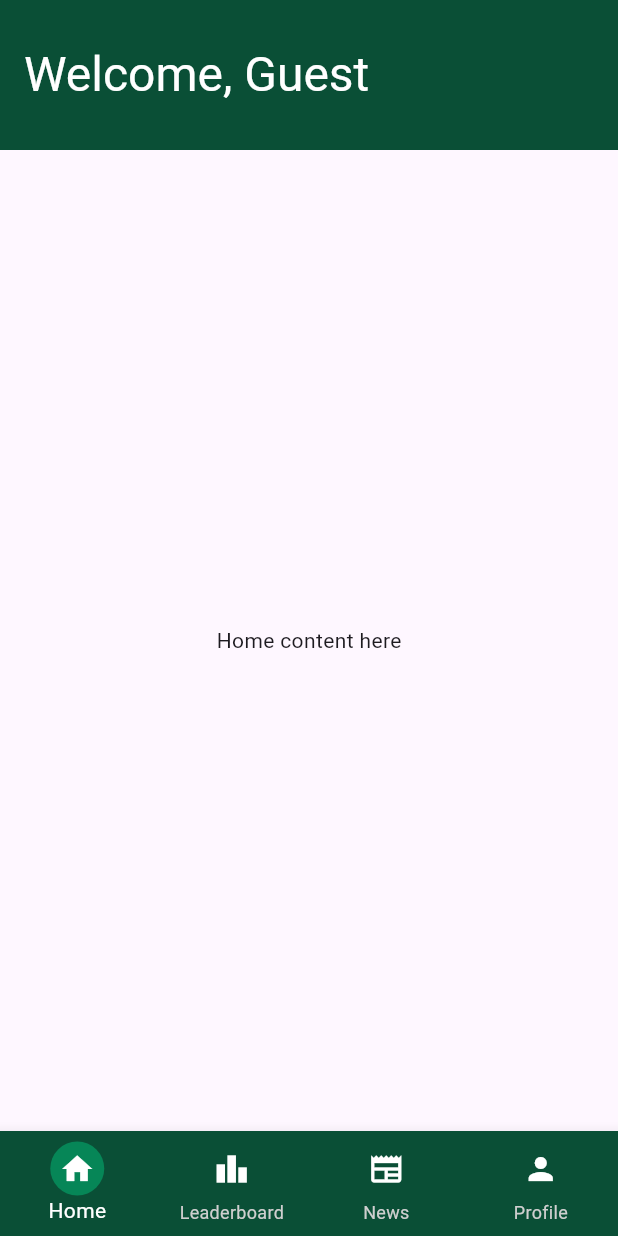
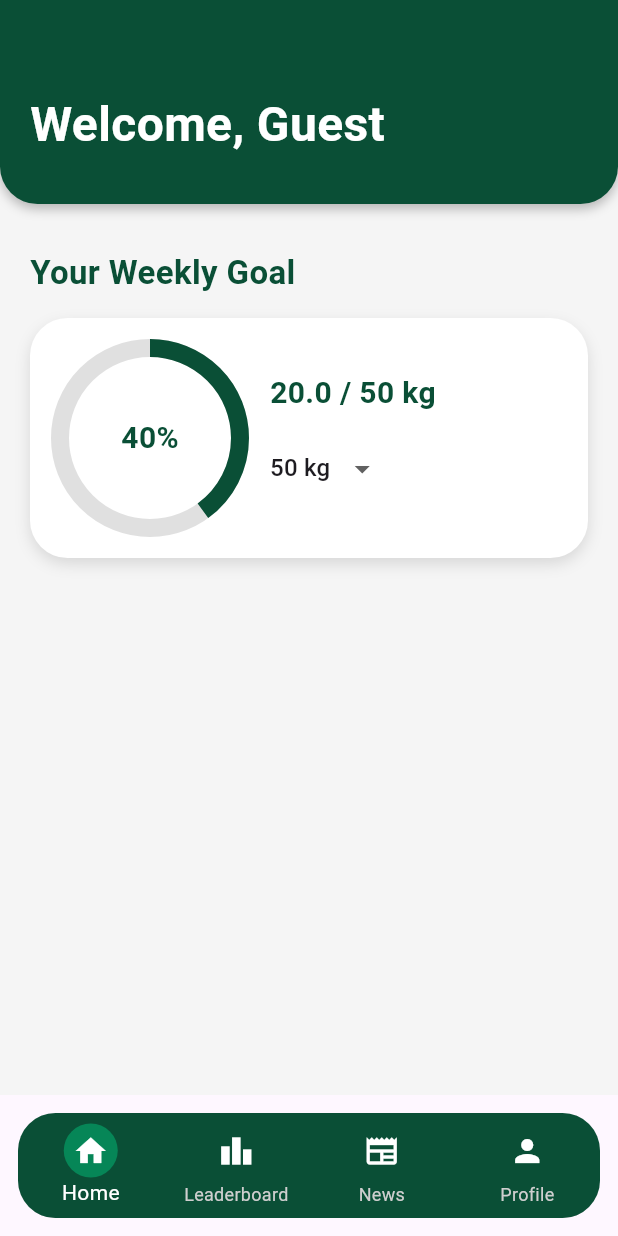
Before and after one commit to CR1SI/CarbonFootPrinters, a Flutter app: the MainHomeScreen screen opened directly, on a phone screen of 412 x 824 dp. Run offline on Flutter 3.47's test engine with Material 3 defaults, Android fonts, the light colour scheme and no system bars; our stand-ins replace cloud_firestore, firebase_auth, firebase_core, location; accounts and stored records are empty; Roboto replaces fonts that are missing (Varela).

Commit message:
in home add top and bottom bar and goal

```diff
--- a/front-end/carbon_foot_printer/lib/home_screen.dart
+++ b/front-end/carbon_foot_printer/lib/home_screen.dart
@@ -2,8 +2,17 @@ import 'package:flutter/material.dart';
 import 'package:cloud_firestore/cloud_firestore.dart';
 import 'package:firebase_auth/firebase_auth.dart';
 
-class HomeScreen extends StatelessWidget {
+class HomeScreen extends StatefulWidget {
   const HomeScreen({super.key});
+
+  @override
+  State<HomeScreen> createState() => _HomeScreenState();
+}
+
+class _HomeScreenState extends State<HomeScreen> {
+  double _progress = 0.4; // Example progress (40%)
+  int _selectedGoal = 50; // Default goal in kg
+  final List<int> _goalOptions = [10, 25, 50, 100, 200];
 
   @override
   Widget build(BuildContext context) {
@@ -17,10 +26,30 @@ class HomeScreen extends StatelessWidget {
     final docRef = FirebaseFirestore.instance.collection('users').doc(user.uid);
 
     return Scaffold(
-      appBar: AppBar(
-        toolbarHeight: 100,
-        backgroundColor: const Color.fromARGB(255, 10, 79, 54),
-        title: StreamBuilder<DocumentSnapshot>(
+      backgroundColor: Colors.grey.shade100,
+      body: Column(
+        crossAxisAlignment: CrossAxisAlignment.stretch,
+        children: [
+          // Custom rounded AppBar
+          Container(
+            padding: const EdgeInsets.only(top: 60, bottom: 30, left: 20, right: 20),
+            decoration: const BoxDecoration(
+              color: Color.fromARGB(255, 10, 79, 54),
+              borderRadius: BorderRadius.only(
+                bottomLeft: Radius.circular(25),
+                bottomRight: Radius.circular(25),
+              ),
+              boxShadow: [
+                BoxShadow(
+                  color: Colors.black26,
+                  offset: Offset(0, 3),
+                  blurRadius: 6,
+                ),
+              ],
+            ),
+            child: Align(
+              alignment: Alignment.centerLeft,
+              child: StreamBuilder<DocumentSnapshot>(
                 stream: docRef.snapshots(),
                 builder: (context, snapshot) {
                   if (!snapshot.hasData) {
@@ -35,8 +64,6 @@ class HomeScreen extends StatelessWidget {
                   }
 
                   final data = snapshot.data!.data() as Map<String, dynamic>?;
-
-            // Fallback to 'Guest' if name is null or empty
                   final username = (data?['name'] as String?)?.trim().isNotEmpty == true
                       ? data!['name']
                       : "Guest";
@@ -47,12 +74,135 @@ class HomeScreen extends StatelessWidget {
                       color: Colors.white,
                       fontFamily: 'Varela',
                       fontSize: 32,
+                      fontWeight: FontWeight.bold,
                     ),
                   );
                 },
               ),
             ),
-      body: const Center(child: Text("Home content here")),
+          ),
+
+          const SizedBox(height: 30),
+
+          // Section Title
+          const Padding(
+            padding: EdgeInsets.symmetric(horizontal: 20),
+            child: Text(
+              "Your Weekly Goal",
+              style: TextStyle(
+                fontSize: 22,
+                fontWeight: FontWeight.bold,
+                color: Color.fromARGB(255, 10, 79, 54),
+              ),
+            ),
+          ),
+
+          const SizedBox(height: 15),
+
+          // Animated Goal Card
+          Padding(
+            padding: const EdgeInsets.symmetric(horizontal: 20),
+            child: Container(
+              padding: const EdgeInsets.all(20),
+              decoration: BoxDecoration(
+                color: Colors.white,
+                borderRadius: BorderRadius.circular(25),
+                boxShadow: const [
+                  BoxShadow(
+                    color: Colors.black12,
+                    blurRadius: 8,
+                    offset: Offset(0, 4),
+                  ),
+                ],
+              ),
+              child: Row(
+                mainAxisAlignment: MainAxisAlignment.spaceBetween,
+                children: [
+                  // Animated circular progress
+                  TweenAnimationBuilder<double>(
+                    tween: Tween<double>(begin: 0, end: _progress),
+                    duration: const Duration(milliseconds: 800),
+                    builder: (context, value, _) {
+                      return SizedBox(
+                        width: 120,
+                        height: 120,
+                        child: Stack(
+                          fit: StackFit.expand,
+                          children: [
+                            CircularProgressIndicator(
+                              value: value,
+                              strokeWidth: 12,
+                              backgroundColor: Colors.grey.shade300,
+                              valueColor: const AlwaysStoppedAnimation<Color>(
+                                Color.fromARGB(255, 10, 79, 54),
+                              ),
+                            ),
+                            Center(
+                              child: Text(
+                                "${(value * 100).toStringAsFixed(0)}%",
+                                style: const TextStyle(
+                                  fontSize: 20,
+                                  fontWeight: FontWeight.bold,
+                                  color: Color.fromARGB(255, 10, 79, 54),
+                                ),
+                              ),
+                            ),
+                          ],
+                        ),
+                      );
+                    },
+                  ),
+
+                  const SizedBox(width: 20),
+
+                  // Goal info + selector
+                  Expanded(
+                    child: Column(
+                      crossAxisAlignment: CrossAxisAlignment.start,
+                      children: [
+                        Text(
+                          "${(_progress * _selectedGoal).toStringAsFixed(1)} / $_selectedGoal kg",
+                          style: const TextStyle(
+                            fontSize: 20,
+                            fontWeight: FontWeight.bold,
+                            color: Color.fromARGB(255, 10, 79, 54),
+                          ),
+                        ),
+                        const SizedBox(height: 12),
+                        DropdownButton<int>(
+                          value: _selectedGoal,
+                          underline: const SizedBox(),
+                          items: _goalOptions
+                              .map((g) => DropdownMenuItem(
+                                    value: g,
+                                    child: Text("$g kg"),
+                                  ))
+                              .toList(),
+                          onChanged: (value) {
+                            if (value != null) {
+                              setState(() {
+                                _selectedGoal = value;
+                                _progress = 0.0; // reset progress when goal changes
+                              });
+
+                              // Animate progress filling back up (example)
+                              Future.delayed(const Duration(milliseconds: 300), () {
+                                setState(() {
+                                  _progress = 0.4; // replace with real calculation
+                                });
+                              });
+                            }
+                          },
+                        ),
+                      ],
+                    ),
+                  ),
+                ],
+              ),
+            ),
+          ),
+        ],
+      ),
     );
   }
 }
--- a/front-end/carbon_foot_printer/lib/login.dart
+++ b/front-end/carbon_foot_printer/lib/login.dart
@@ -178,7 +178,7 @@ class _LoginScreenState extends State<LoginScreen> {
       if (user != null && context.mounted) {
         Navigator.pushReplacement(
           context,
-          MaterialPageRoute(builder: (context) => const MainHomeScreen()),
+          MaterialPageRoute(builder: (context) => MainHomeScreen()),
         );
       } else if (context.mounted) {
         ScaffoldMessenger.of(context).showSnackBar(
--- a/front-end/carbon_foot_printer/lib/main.dart
+++ b/front-end/carbon_foot_printer/lib/main.dart
@@ -47,12 +47,7 @@ class AuthWrapper extends StatelessWidget {
 
         // User is logged in
         if (snapshot.hasData) {
-          final fb_auth.User user = snapshot.data!;
-
-          // Start background location tracking
-          startTracking(user.uid);
-
-          return const MainHomeScreen();
+          return MainHomeScreen();
         }
 
         // User is not logged in
@@ -63,8 +58,6 @@ class AuthWrapper extends StatelessWidget {
 }
 
 class MainHomeScreen extends StatefulWidget {
-  const MainHomeScreen({super.key});
-
   @override
   _MainHomeScreenState createState() => _MainHomeScreenState();
 }
@@ -72,20 +65,15 @@ class MainHomeScreen extends StatefulWidget {
 class _MainHomeScreenState extends State<MainHomeScreen> {
   int _selectedIndex = 0;
 
-  late final List<Widget> widgetOptions;
-
-  @override
-  void initState() {
-    super.initState();
-
-    // Initialize bottom nav screens
-    widgetOptions = [
+ final List<Widget> widgetOptions = [
     const HomeScreen(),
     const lb.LeaderboardScreen(),
-      const NewsScreen(),
-      const PublicProfileScreen(),
+    NewsScreen(),
+    PublicProfileScreen(
+      username: "GuestUser",
+      pfpIndex: 0,
+    ),
   ];
-  }
 
   void _onItemTapped(int index) {
     setState(() {
@@ -115,13 +103,19 @@ class _MainHomeScreenState extends State<MainHomeScreen> {
   Widget build(BuildContext context) {
     return Scaffold(
       body: widgetOptions.elementAt(_selectedIndex),
-      bottomNavigationBar: BottomNavigationBar(
+      bottomNavigationBar: Padding(
+        padding: const EdgeInsets.all(12), // spacing from screen edges
+        child: ClipRRect(
+          borderRadius: BorderRadius.circular(25), // rounded nav bar
+          child: BottomNavigationBar(
             backgroundColor: const Color.fromARGB(255, 10, 79, 54),
             showSelectedLabels: true,
             showUnselectedLabels: true,
             type: BottomNavigationBarType.fixed,
             selectedItemColor: Colors.white,
             unselectedItemColor: const Color.fromARGB(255, 207, 207, 207),
+            currentIndex: _selectedIndex,
+            onTap: _onItemTapped,
             items: [
               BottomNavigationBarItem(
                 icon: _buildIcon(Icons.home, 0),
@@ -140,8 +134,8 @@ class _MainHomeScreenState extends State<MainHomeScreen> {
                 label: 'Profile',
               ),
             ],
-        currentIndex: _selectedIndex,
-        onTap: _onItemTapped,
+          ),
+        ),
       ),
     );
   }
--- a/front-end/carbon_foot_printer/lib/publicprofile_screen.dart
+++ b/front-end/carbon_foot_printer/lib/publicprofile_screen.dart
@@ -4,40 +4,36 @@ import 'package:cloud_firestore/cloud_firestore.dart';
 import 'settings_screen.dart';
 
 class PublicProfileScreen extends StatelessWidget {
-  const PublicProfileScreen({super.key});
+  final String username;
+  final int pfpIndex;
+
+  const PublicProfileScreen({
+    super.key,
+    required this.username,
+    required this.pfpIndex,
+  });
 
   @override
   Widget build(BuildContext context) {
     final fb_auth.User? currentUser = fb_auth.FirebaseAuth.instance.currentUser;
 
-    if (currentUser == null) {
-      return const Scaffold(
-        body: Center(child: Text('No user logged in')),
-      );
-    }
+    // Optionally: if you want to override with Firestore data
+    return StreamBuilder<DocumentSnapshot>(
+      stream: currentUser != null
+          ? FirebaseFirestore.instance
+              .collection('users')
+              .doc(currentUser.uid)
+              .snapshots()
+          : null,
+      builder: (context, snapshot) {
+        String displayName = username;
+        int displayPfp = pfpIndex;
 
-    // StreamBuilder fetches Firestore data in real-time
-    return StreamBuilder<DocumentSnapshot>(
-      stream: FirebaseFirestore.instance
-          .collection('users')
-          .doc(currentUser.uid)
-          .snapshots(),
-      builder: (context, snapshot) {
-        if (snapshot.connectionState == ConnectionState.waiting) {
-          return const Scaffold(
-            body: Center(child: CircularProgressIndicator()),
-          );
+        if (snapshot.hasData && snapshot.data!.exists) {
+          final userData = snapshot.data!.data() as Map<String, dynamic>;
+          displayName = userData['name'] ?? username;
+          displayPfp = userData['pfp'] ?? pfpIndex;
         }
-
-        if (!snapshot.hasData || !snapshot.data!.exists) {
-          return const Scaffold(
-            body: Center(child: Text('User data not found')),
-          );
-        }
-
-        final userData = snapshot.data!.data() as Map<String, dynamic>;
-        final username = userData['name'] ?? 'Unknown';
-        final pfpIndex = userData['pfp'] ?? 0;
 
         return Scaffold(
           backgroundColor: const Color.fromARGB(255, 10, 79, 54),
@@ -52,12 +48,15 @@ class PublicProfileScreen extends StatelessWidget {
               child: Column(
                 mainAxisSize: MainAxisSize.min,
                 children: [
+                  // Top row: share + settings
                   Row(
                     mainAxisAlignment: MainAxisAlignment.spaceBetween,
                     children: [
                       IconButton(
                         icon: const Icon(Icons.share),
-                        onPressed: () {},
+                        onPressed: () {
+                          // TODO: implement share
+                        },
                       ),
                       IconButton(
                         icon: const Icon(Icons.settings),
@@ -72,24 +71,32 @@ class PublicProfileScreen extends StatelessWidget {
                       ),
                     ],
                   ),
+
+                  // Avatar
                   CircleAvatar(
                     radius: 50,
                     backgroundColor:
-                        Colors.primaries[pfpIndex % Colors.primaries.length],
+                        Colors.primaries[displayPfp % Colors.primaries.length],
                     child: const Icon(Icons.person,
                         size: 50, color: Colors.white),
                   ),
+
                   const SizedBox(height: 12),
+
+                  // Username
                   Text(
-                    username.toUpperCase(),
+                    displayName.toUpperCase(),
                     style: const TextStyle(
                       fontSize: 24,
                       fontWeight: FontWeight.bold,
                       color: Color.fromARGB(255, 10, 79, 54),
                     ),
                   ),
-                  Text("@${username.toLowerCase()}"),
+                  Text("@${displayName.toLowerCase()}"),
+
                   const SizedBox(height: 20),
+
+                  // Placeholder graph
                   Container(
                     height: 120,
                     width: double.infinity,
```
Lines whose indentation alone changed are shown as unchanged.
